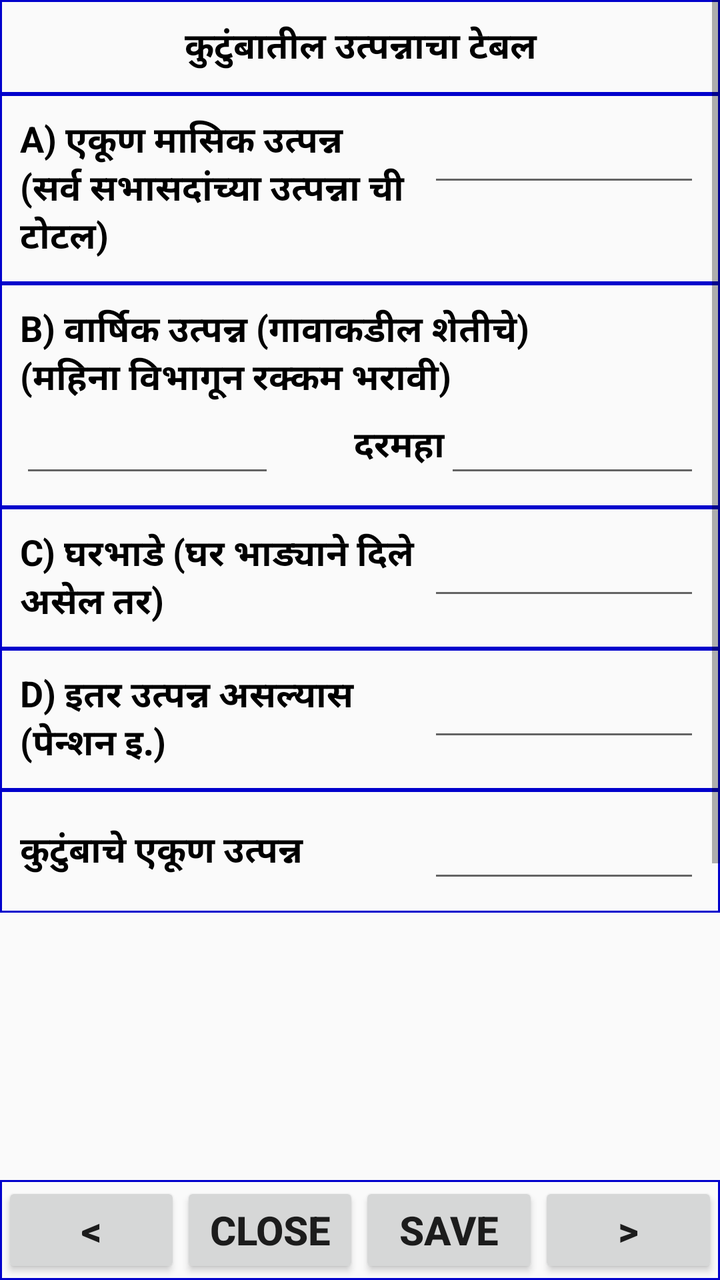
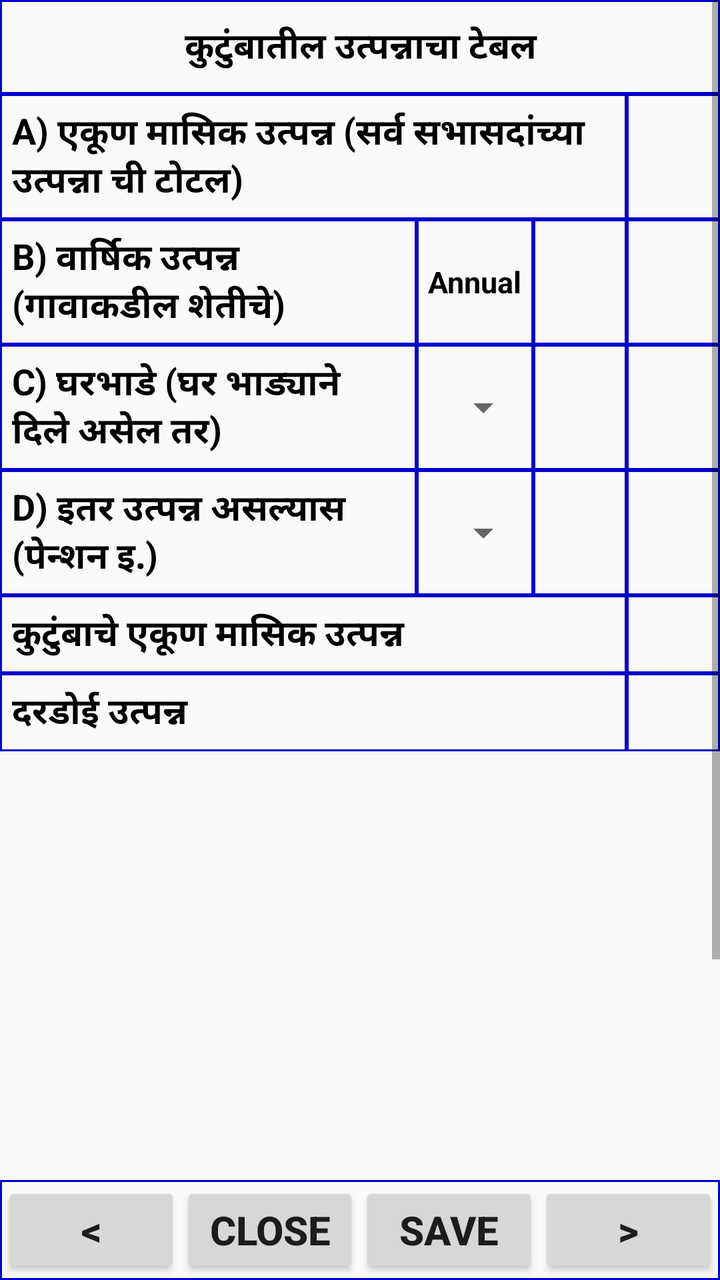

Screens rendered from an Android XML layout before and after an edit, with the pre-edit source and the edit as a unified diff.
<!-- AndroidManifest.xml: application theme AppTheme -->
<!-- res/layout/fragment_family_income.xml -->
<RelativeLayout xmlns:android="http://schemas.android.com/apk/res/android"
    xmlns:tools="http://schemas.android.com/tools"
    android:layout_width="match_parent"
    android:layout_height="match_parent"
    android:id="@+id/pif_family_income"
    tools:context=".FamilyIncomeFragment">

    <LinearLayout
        android:layout_width="match_parent"
        android:layout_height="match_parent"
        android:orientation="vertical">

        <ScrollView
            android:id="@+id/scrollFamilyIncome"
            android:layout_width="match_parent"
            android:layout_height="0dp"
            android:layout_weight="1"
            android:fillViewport="true">

            <LinearLayout
                android:layout_width="match_parent"
                android:layout_height="wrap_content"
                android:focusableInTouchMode="true"
                android:orientation="vertical">

                
                <LinearLayout
                    android:layout_width="match_parent"
                    android:layout_height="wrap_content"
                    android:background="@drawable/customborder"
                    android:orientation="vertical"
                    android:padding="10dp">

                    <TextView
                        android:id="@+id/textViewRequestFocus"
                        android:layout_width="match_parent"
                        android:layout_height="wrap_content"
                        android:gravity="center"
                        android:text="कुटुंबातील उत्पन्नाचा टेबल"
                        android:textColor="#000000"
                        android:textSize="18sp"
                        android:textStyle="bold" />
                </LinearLayout>

                
                <LinearLayout
                    android:id="@+id/llMembers"
                    android:layout_width="match_parent"
                    android:layout_height="wrap_content"
                    android:orientation="vertical" />

                <LinearLayout
                    android:layout_width="match_parent"
                    android:layout_height="wrap_content"
                    android:background="@drawable/customborder"
                    android:orientation="horizontal"
                    android:padding="10dp">

                    <TextView
                        android:layout_width="0dp"
                        android:layout_height="wrap_content"
                        android:layout_gravity="center_vertical"
                        android:layout_weight="3"
                        android:text="A) एकूण मासिक उत्पन्न (सर्व सभासदांच्या उत्पन्ना ची टोटल)"
                        android:textColor="#000000"
                        android:textSize="18sp"
                        android:textStyle="bold" />

                    <EditText
                        android:id="@+id/editTextTotalMonthly"
                        android:focusable="false"
                        android:layout_width="0dp"
                        android:layout_height="wrap_content"
                        android:layout_weight="2"
                        android:ems="10"
                        android:editable="false"
                        android:inputType="none"
                        android:textSize="18sp"
                        android:textStyle="bold" />
                </LinearLayout>

                
                <LinearLayout
                    android:layout_width="match_parent"
                    android:layout_height="wrap_content"
                    android:background="@drawable/customborder"
                    android:orientation="vertical"
                    android:padding="10dp">

                    <TextView
                        android:layout_width="match_parent"
                        android:layout_height="wrap_content"
                        android:text="B) वार्षिक उत्पन्न (गावाकडील शेतीचे)&#10;(महिना विभागून रक्कम भरावी)"
                        android:textColor="#000000"
                        android:textSize="18sp"
                        android:textStyle="bold" />

                    <LinearLayout
                        android:layout_width="match_parent"
                        android:layout_height="wrap_content"
                        android:orientation="horizontal">

                        <EditText
                            android:id="@+id/editTextAnnualFarm"
                            android:layout_width="0dp"
                            android:layout_height="wrap_content"
                            android:layout_weight="3"
                            android:ems="10"
                            android:inputType="number"
                            android:maxLength="6"
                            android:maxLines="1"
                            android:textSize="18sp"
                            android:textStyle="bold" />

                        <TextView
                            android:layout_width="0dp"
                            android:layout_height="wrap_content"
                            android:layout_gravity="center_vertical"
                            android:layout_weight="2"
                            android:gravity="right"
                            android:text="दरमहा"
                            android:textColor="#000000"
                            android:textSize="18sp"
                            android:textStyle="bold" />

                        <EditText
                            android:id="@+id/editTextEffectiveMonthly"
                            android:focusable="false"
                            android:layout_width="0dp"
                            android:layout_height="wrap_content"
                            android:layout_weight="3"
                            android:editable="false"
                            android:ems="10"
                            android:inputType="none"
                            android:textSize="18sp"
                            android:textStyle="bold" />
                    </LinearLayout>
                </LinearLayout>

                <LinearLayout
                    android:layout_width="match_parent"
                    android:layout_height="wrap_content"
                    android:background="@drawable/customborder"
                    android:orientation="horizontal"
                    android:padding="10dp">

                    <TextView
                        android:layout_width="0dp"
                        android:layout_height="wrap_content"
                        android:layout_gravity="center_vertical"
                        android:layout_weight="3"
                        android:text="C) घरभाडे (घर भाड्याने दिले असेल तर)"
                        android:textColor="#000000"
                        android:textSize="18sp"
                        android:textStyle="bold" />

                    <EditText
                        android:id="@+id/editTextRent"
                        android:layout_width="0dp"
                        android:layout_height="wrap_content"
                        android:layout_weight="2"
                        android:ems="10"
                        android:inputType="number"
                        android:maxLength="6"
                        android:maxLines="1"
                        android:textSize="18sp"
                        android:textStyle="bold" />
                </LinearLayout>

                <LinearLayout
                    android:layout_width="match_parent"
                    android:layout_height="wrap_content"
                    android:background="@drawable/customborder"
                    android:orientation="horizontal"
                    android:padding="10dp">

                    <TextView
                        android:layout_width="0dp"
                        android:layout_height="wrap_content"
                        android:layout_gravity="center_vertical"
                        android:layout_weight="3"
                        android:text="D) इतर उत्पन्न असल्यास (पेन्शन इ.)"
                        android:textColor="#000000"
                        android:textSize="18sp"
                        android:textStyle="bold" />

                    <EditText
                        android:id="@+id/editTextOtherIncome"
                        android:layout_width="0dp"
                        android:layout_height="wrap_content"
                        android:layout_weight="2"
                        android:ems="10"
                        android:inputType="number"
                        android:maxLength="6"
                        android:maxLines="1"
                        android:textSize="18sp"
                        android:textStyle="bold" />
                </LinearLayout>

                <LinearLayout
                    android:layout_width="match_parent"
                    android:layout_height="wrap_content"
                    android:background="@drawable/customborder"
                    android:orientation="horizontal"
                    android:padding="10dp">

                    <TextView
                        android:layout_width="0dp"
                        android:layout_height="wrap_content"
                        android:layout_gravity="center_vertical"
                        android:layout_weight="3"
                        android:text="कुटुंबाचे एकूण उत्पन्न"
                        android:textColor="#000000"
                        android:textSize="18sp"
                        android:textStyle="bold" />

                    <EditText
                        android:id="@+id/editTextFamilyTotal"
                        android:focusable="false"
                        android:layout_width="0dp"
                        android:layout_height="wrap_content"
                        android:layout_weight="2"
                        android:ems="10"
                        android:editable="false"
                        android:inputType="none"
                        android:textSize="18sp"
                        android:textStyle="bold" />
                </LinearLayout>

                
                <View
                    android:layout_width="match_parent"
                    android:layout_height="350dp" />

            </LinearLayout>
        </ScrollView>

        <LinearLayout
            android:layout_width="match_parent"
            android:layout_height="wrap_content"
            android:background="@drawable/customborder"
            android:orientation="horizontal">

            <Button
                android:id="@+id/buttonPrevious"
                android:layout_width="0dp"
                android:layout_height="wrap_content"
                android:layout_weight="1"
                android:padding="4dp"
                android:text="&lt;"
                android:textSize="20sp"
                android:maxLines="1"
                android:singleLine="true"
                android:textStyle="bold" />

            <Button
                android:id="@+id/buttonCloseFamilyIncome"
                android:layout_width="0dp"
                android:layout_height="wrap_content"
                android:layout_weight="1"
                android:padding="4dp"
                android:text="Close"
                android:textSize="20sp"
                android:maxLines="1"
                android:singleLine="true"
                android:textStyle="bold" />

            <Button
                android:id="@+id/buttonSaveFamilyIncome"
                android:layout_width="0dp"
                android:layout_height="wrap_content"
                android:layout_weight="1"
                android:padding="4dp"
                android:text="Save"
                android:textSize="20sp"
                android:maxLines="1"
                android:singleLine="true"
                android:textStyle="bold" />

            <Button
                android:id="@+id/buttonNext"
                android:layout_width="0dp"
                android:layout_height="wrap_content"
                android:layout_weight="1"
                android:padding="4dp"
                android:text="&gt;"
                android:textSize="20sp"
                android:maxLines="1"
                android:singleLine="true"
                android:textStyle="bold" />
        </LinearLayout>
    </LinearLayout>

</RelativeLayout>
<!-- resources referenced by this layout -->
<resources>
  <!-- drawable customborder (drawable) -->
  <?xml version="1.0" encoding="utf-8"?>
  <shape xmlns:android="http://schemas.android.com/apk/res/android" android:shape="rectangle">
     <corners android:radius="0dp"/> 
     <padding android:left="1dp" android:right="1dp" android:top="1dp" android:bottom="1dp"/>
     <stroke android:width="1dip" android:color="#0000CC" />
  
   </shape>
  <style name="AppTheme" parent="Theme.AppCompat.Light.DarkActionBar">
          
          <item name="colorPrimary">@color/colorPrimary</item>
          <item name="colorPrimaryDark">@color/colorPrimaryDark</item>
          <item name="colorAccent">@color/colorAccent</item>
      </style>
  <color name="colorPrimary">#3F51B5</color>
  <color name="colorPrimaryDark">#303F9F</color>
  <color name="colorAccent">#FF4081</color>
</resources>

<!-- the commit's change to res/layout/fragment_family_income.xml (unified diff, before → after) -->
@@ -49,18 +49,20 @@
                     android:layout_height="wrap_content"
                     android:orientation="vertical" />
 
-                <LinearLayout
-                    android:layout_width="match_parent"
-                    android:layout_height="wrap_content"
-                    android:background="@drawable/customborder"
-                    android:orientation="horizontal"
-                    android:padding="10dp">
-
-                    <TextView
-                        android:layout_width="0dp"
-                        android:layout_height="wrap_content"
-                        android:layout_gravity="center_vertical"
-                        android:layout_weight="3"
+                
+                <LinearLayout
+                    android:layout_width="match_parent"
+                    android:layout_height="wrap_content"
+                    android:baselineAligned="false"
+                    android:orientation="horizontal">
+
+                    <TextView
+                        android:layout_width="0dp"
+                        android:layout_height="match_parent"
+                        android:layout_weight="364"
+                        android:background="@drawable/customborder"
+                        android:gravity="center_vertical"
+                        android:padding="6dp"
                         android:text="A) एकूण मासिक उत्पन्न (सर्व सभासदांच्या उत्पन्ना ची टोटल)"
                         android:textColor="#000000"
                         android:textSize="18sp"
@@ -68,162 +70,265 @@
 
                     <EditText
                         android:id="@+id/editTextTotalMonthly"
-                        android:focusable="false"
-                        android:layout_width="0dp"
-                        android:layout_height="wrap_content"
-                        android:layout_weight="2"
-                        android:ems="10"
-                        android:editable="false"
-                        android:inputType="none"
-                        android:textSize="18sp"
-                        android:textStyle="bold" />
-                </LinearLayout>
-
-                
-                <LinearLayout
-                    android:layout_width="match_parent"
-                    android:layout_height="wrap_content"
-                    android:background="@drawable/customborder"
-                    android:orientation="vertical"
-                    android:padding="10dp">
-
-                    <TextView
-                        android:layout_width="match_parent"
-                        android:layout_height="wrap_content"
-                        android:text="B) वार्षिक उत्पन्न (गावाकडील शेतीचे)&#10;(महिना विभागून रक्कम भरावी)"
-                        android:textColor="#000000"
-                        android:textSize="18sp"
-                        android:textStyle="bold" />
-
-                    <LinearLayout
-                        android:layout_width="match_parent"
-                        android:layout_height="wrap_content"
-                        android:orientation="horizontal">
-
-                        <EditText
-                            android:id="@+id/editTextAnnualFarm"
-                            android:layout_width="0dp"
-                            android:layout_height="wrap_content"
-                            android:layout_weight="3"
-                            android:ems="10"
-                            android:inputType="number"
-                            android:maxLength="6"
-                            android:maxLines="1"
-                            android:textSize="18sp"
-                            android:textStyle="bold" />
-
-                        <TextView
-                            android:layout_width="0dp"
-                            android:layout_height="wrap_content"
-                            android:layout_gravity="center_vertical"
-                            android:layout_weight="2"
-                            android:gravity="right"
-                            android:text="दरमहा"
-                            android:textColor="#000000"
-                            android:textSize="18sp"
-                            android:textStyle="bold" />
-
-                        <EditText
-                            android:id="@+id/editTextEffectiveMonthly"
-                            android:focusable="false"
-                            android:layout_width="0dp"
-                            android:layout_height="wrap_content"
-                            android:layout_weight="3"
-                            android:editable="false"
-                            android:ems="10"
-                            android:inputType="none"
-                            android:textSize="18sp"
-                            android:textStyle="bold" />
-                    </LinearLayout>
-                </LinearLayout>
-
-                <LinearLayout
-                    android:layout_width="match_parent"
-                    android:layout_height="wrap_content"
-                    android:background="@drawable/customborder"
-                    android:orientation="horizontal"
-                    android:padding="10dp">
-
-                    <TextView
-                        android:layout_width="0dp"
-                        android:layout_height="wrap_content"
-                        android:layout_gravity="center_vertical"
-                        android:layout_weight="3"
-                        android:text="C) घरभाडे (घर भाड्याने दिले असेल तर)"
-                        android:textColor="#000000"
-                        android:textSize="18sp"
-                        android:textStyle="bold" />
-
-                    <EditText
-                        android:id="@+id/editTextRent"
-                        android:layout_width="0dp"
-                        android:layout_height="wrap_content"
-                        android:layout_weight="2"
-                        android:ems="10"
+                        android:layout_width="0dp"
+                        android:layout_height="match_parent"
+                        android:layout_weight="54"
+                        android:background="@drawable/customborder"
+                        android:focusable="false"
+                        android:inputType="none"
+                        android:gravity="center"
+                        android:padding="6dp"
+                        android:textColor="#000000"
+                        android:textSize="15sp"
+                        android:textStyle="bold" />
+                </LinearLayout>
+
+                
+                <LinearLayout
+                    android:layout_width="match_parent"
+                    android:layout_height="wrap_content"
+                    android:baselineAligned="false"
+                    android:orientation="horizontal">
+
+                    <TextView
+                        android:layout_width="0dp"
+                        android:layout_height="match_parent"
+                        android:layout_weight="242"
+                        android:background="@drawable/customborder"
+                        android:gravity="center_vertical"
+                        android:padding="6dp"
+                        android:text="B) वार्षिक उत्पन्न (गावाकडील शेतीचे)"
+                        android:textColor="#000000"
+                        android:textSize="18sp"
+                        android:textStyle="bold" />
+                    <TextView
+                        android:layout_width="0dp"
+                        android:layout_height="match_parent"
+                        android:layout_weight="68"
+                        android:background="@drawable/customborder"
+                        android:gravity="center"
+                        android:padding="4dp"
+                        android:text="Annual"
+                        android:textColor="#000000"
+                        android:textSize="15sp"
+                        android:textStyle="bold" />
+
+                    <EditText
+                        android:id="@+id/editTextAnnualFarm"
+                        android:layout_width="0dp"
+                        android:layout_height="match_parent"
+                        android:layout_weight="54"
+                        android:background="@drawable/customborder"
                         android:inputType="number"
                         android:maxLength="6"
                         android:maxLines="1"
-                        android:textSize="18sp"
-                        android:textStyle="bold" />
-                </LinearLayout>
-
-                <LinearLayout
-                    android:layout_width="match_parent"
-                    android:layout_height="wrap_content"
-                    android:background="@drawable/customborder"
-                    android:orientation="horizontal"
-                    android:padding="10dp">
-
-                    <TextView
-                        android:layout_width="0dp"
-                        android:layout_height="wrap_content"
-                        android:layout_gravity="center_vertical"
-                        android:layout_weight="3"
-                        android:text="D) इतर उत्पन्न असल्यास (पेन्शन इ.)"
-                        android:textColor="#000000"
-                        android:textSize="18sp"
-                        android:textStyle="bold" />
-
-                    <EditText
-                        android:id="@+id/editTextOtherIncome"
-                        android:layout_width="0dp"
-                        android:layout_height="wrap_content"
-                        android:layout_weight="2"
-                        android:ems="10"
+                        android:gravity="center"
+                        android:padding="6dp"
+                        android:textColor="#000000"
+                        android:textSize="15sp"
+                        android:textStyle="bold" />
+
+                    <EditText
+                        android:id="@+id/editTextEffectiveMonthly"
+                        android:layout_width="0dp"
+                        android:layout_height="match_parent"
+                        android:layout_weight="54"
+                        android:background="@drawable/customborder"
+                        android:focusable="false"
+                        android:inputType="none"
+                        android:gravity="center"
+                        android:padding="6dp"
+                        android:textColor="#000000"
+                        android:textSize="15sp"
+                        android:textStyle="bold" />
+                </LinearLayout>
+
+                <LinearLayout
+                    android:layout_width="match_parent"
+                    android:layout_height="wrap_content"
+                    android:baselineAligned="false"
+                    android:orientation="horizontal">
+
+                    <TextView
+                        android:layout_width="0dp"
+                        android:layout_height="match_parent"
+                        android:layout_weight="242"
+                        android:background="@drawable/customborder"
+                        android:gravity="center_vertical"
+                        android:padding="6dp"
+                        android:text="C) घरभाडे (घर भाड्याने दिले असेल तर)"
+                        android:textColor="#000000"
+                        android:textSize="18sp"
+                        android:textStyle="bold" />
+                    <FrameLayout
+                        android:layout_width="0dp"
+                        android:layout_height="match_parent"
+                        android:layout_weight="68"
+                        android:background="@drawable/customborder"
+                        android:minHeight="44dp">
+
+                        <Spinner
+                            android:id="@+id/spinnerFreqRent"
+                            android:layout_width="match_parent"
+                            android:layout_height="wrap_content"
+                            android:layout_gravity="center_vertical" />
+                    </FrameLayout>
+
+                    <EditText
+                        android:id="@+id/editTextRent"
+                        android:layout_width="0dp"
+                        android:layout_height="match_parent"
+                        android:layout_weight="54"
+                        android:background="@drawable/customborder"
                         android:inputType="number"
                         android:maxLength="6"
                         android:maxLines="1"
-                        android:textSize="18sp"
-                        android:textStyle="bold" />
-                </LinearLayout>
-
-                <LinearLayout
-                    android:layout_width="match_parent"
-                    android:layout_height="wrap_content"
-                    android:background="@drawable/customborder"
-                    android:orientation="horizontal"
-                    android:padding="10dp">
-
-                    <TextView
-                        android:layout_width="0dp"
-                        android:layout_height="wrap_content"
-                        android:layout_gravity="center_vertical"
-                        android:layout_weight="3"
-                        android:text="कुटुंबाचे एकूण उत्पन्न"
+                        android:gravity="center"
+                        android:padding="6dp"
+                        android:textColor="#000000"
+                        android:textSize="15sp"
+                        android:textStyle="bold" />
+
+                    <EditText
+                        android:id="@+id/editTextRentMonthly"
+                        android:layout_width="0dp"
+                        android:layout_height="match_parent"
+                        android:layout_weight="54"
+                        android:background="@drawable/customborder"
+                        android:focusable="false"
+                        android:inputType="none"
+                        android:gravity="center"
+                        android:padding="6dp"
+                        android:textColor="#000000"
+                        android:textSize="15sp"
+                        android:textStyle="bold" />
+                </LinearLayout>
+
+                <LinearLayout
+                    android:layout_width="match_parent"
+                    android:layout_height="wrap_content"
+                    android:baselineAligned="false"
+                    android:orientation="horizontal">
+
+                    <TextView
+                        android:layout_width="0dp"
+                        android:layout_height="match_parent"
+                        android:layout_weight="242"
+                        android:background="@drawable/customborder"
+                        android:gravity="center_vertical"
+                        android:padding="6dp"
+                        android:text="D) इतर उत्पन्न असल्यास (पेन्शन इ.)"
+                        android:textColor="#000000"
+                        android:textSize="18sp"
+                        android:textStyle="bold" />
+                    <FrameLayout
+                        android:layout_width="0dp"
+                        android:layout_height="match_parent"
+                        android:layout_weight="68"
+                        android:background="@drawable/customborder"
+                        android:minHeight="44dp">
+
+                        <Spinner
+                            android:id="@+id/spinnerFreqOther"
+                            android:layout_width="match_parent"
+                            android:layout_height="wrap_content"
+                            android:layout_gravity="center_vertical" />
+                    </FrameLayout>
+
+                    <EditText
+                        android:id="@+id/editTextOtherIncome"
+                        android:layout_width="0dp"
+                        android:layout_height="match_parent"
+                        android:layout_weight="54"
+                        android:background="@drawable/customborder"
+                        android:inputType="number"
+                        android:maxLength="6"
+                        android:maxLines="1"
+                        android:gravity="center"
+                        android:padding="6dp"
+                        android:textColor="#000000"
+                        android:textSize="15sp"
+                        android:textStyle="bold" />
+
+                    <EditText
+                        android:id="@+id/editTextOtherMonthly"
+                        android:layout_width="0dp"
+                        android:layout_height="match_parent"
+                        android:layout_weight="54"
+                        android:background="@drawable/customborder"
+                        android:focusable="false"
+                        android:inputType="none"
+                        android:gravity="center"
+                        android:padding="6dp"
+                        android:textColor="#000000"
+                        android:textSize="15sp"
+                        android:textStyle="bold" />
+                </LinearLayout>
+
+                <LinearLayout
+                    android:layout_width="match_parent"
+                    android:layout_height="wrap_content"
+                    android:baselineAligned="false"
+                    android:orientation="horizontal">
+
+                    <TextView
+                        android:layout_width="0dp"
+                        android:layout_height="match_parent"
+                        android:layout_weight="364"
+                        android:background="@drawable/customborder"
+                        android:gravity="center_vertical"
+                        android:padding="6dp"
+                        android:text="कुटुंबाचे एकूण मासिक उत्पन्न"
                         android:textColor="#000000"
                         android:textSize="18sp"
                         android:textStyle="bold" />
 
                     <EditText
                         android:id="@+id/editTextFamilyTotal"
-                        android:focusable="false"
-                        android:layout_width="0dp"
-                        android:layout_height="wrap_content"
-                        android:layout_weight="2"
-                        android:ems="10"
-                        android:editable="false"
-                        android:inputType="none"
-                        android:textSize="18sp"
+                        android:layout_width="0dp"
+                        android:layout_height="match_parent"
+                        android:layout_weight="54"
+                        android:background="@drawable/customborder"
+                        android:focusable="false"
+                        android:inputType="none"
+                        android:gravity="center"
+                        android:padding="6dp"
+                        android:textColor="#000000"
+                        android:textSize="15sp"
+                        android:textStyle="bold" />
+                </LinearLayout>
+
+                
+                <LinearLayout
+                    android:layout_width="match_parent"
+                    android:layout_height="wrap_content"
+                    android:baselineAligned="false"
+                    android:orientation="horizontal">
+
+                    <TextView
+                        android:layout_width="0dp"
+                        android:layout_height="match_parent"
+                        android:layout_weight="364"
+                        android:background="@drawable/customborder"
+                        android:gravity="center_vertical"
+                        android:padding="6dp"
+                        android:text="दरडोई उत्पन्न"
+                        android:textColor="#000000"
+                        android:textSize="18sp"
+                        android:textStyle="bold" />
+
+                    <EditText
+                        android:id="@+id/editTextPerCapitaIncome"
+                        android:layout_width="0dp"
+                        android:layout_height="match_parent"
+                        android:layout_weight="54"
+                        android:background="@drawable/customborder"
+                        android:focusable="false"
+                        android:inputType="none"
+                        android:gravity="center"
+                        android:padding="6dp"
+                        android:textColor="#000000"
+                        android:textSize="15sp"
                         android:textStyle="bold" />
                 </LinearLayout>
 
